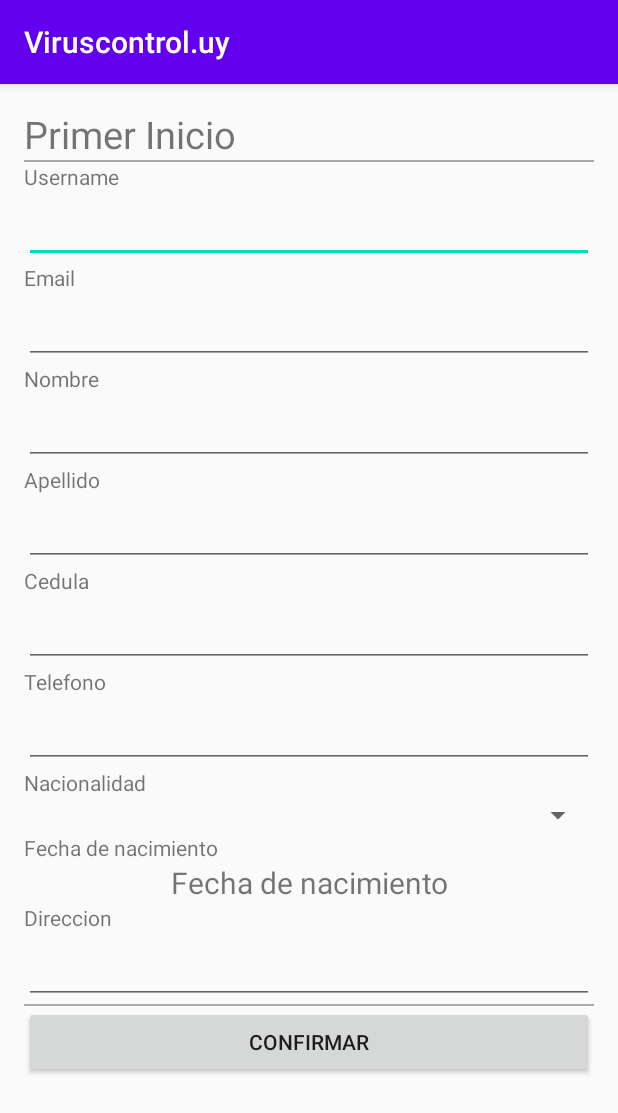
After one commit to nahuelbentos/viruscontrol-mobile, an Android app: the PrimerInicio screen opened directly, with no data from a screen before it, on a phone screen of 412 x 824 dp. The commit adds this screen. Shown: the top 1113 px of the screen. Run offline under Robolectric (Android 15) with nearby library versions, the phone set to English and light mode, and no system bars.

Commit message:
haciendo put validar datos

```diff
--- a/app/src/main/AndroidManifest.xml
+++ b/app/src/main/AndroidManifest.xml
@@ -11,6 +11,8 @@
         android:roundIcon="@mipmap/ic_launcher_round"
         android:supportsRtl="true"
         android:theme="@style/AppTheme">
+        <activity android:name=".ui.login.ui.primerinicio.PrimerInicio"></activity>
+
         <meta-data
             android:name="com.facebook.sdk.ApplicationId"
             android:value="@string/facebook_app_id" />
--- a/app/src/main/java/com/grupo14/viruscontrol/viruscontroluy/services/VirusControlService.java
+++ b/app/src/main/java/com/grupo14/viruscontrol/viruscontroluy/services/VirusControlService.java
@@ -1,7 +1,6 @@
 package com.grupo14.viruscontrol.viruscontroluy.services;
 
 import com.grupo14.viruscontrol.viruscontroluy.modelos.Sintoma;
-import com.grupo14.viruscontrol.viruscontroluy.modelos.Usuario;
 
 import java.util.List;
 
@@ -12,6 +11,7 @@ import retrofit2.http.FormUrlEncoded;
 import retrofit2.http.GET;
 import retrofit2.http.Header;
 import retrofit2.http.POST;
+import retrofit2.http.PUT;
 
 public interface VirusControlService {
 
@@ -25,4 +25,6 @@ public interface VirusControlService {
 //    @POST("ciudadano/visita/confirmar")
 //    Call<VisitaResponse> postSolicitarVisita(@Header("Authorization")String sessionToken, )
 
+    @PUT("/autenticacion/validar_datos")
+    Call<Usuario> putValidarDatos(@Body Usuario usuario);
 }
--- a/app/src/main/java/com/grupo14/viruscontrol/viruscontroluy/ui/login/LoginActivity.java
+++ b/app/src/main/java/com/grupo14/viruscontrol/viruscontroluy/ui/login/LoginActivity.java
@@ -44,13 +44,14 @@ import com.facebook.login.widget.LoginButton;
 import com.grupo14.viruscontrol.viruscontroluy.BuildConfig;
 import com.grupo14.viruscontrol.viruscontroluy.R;
 import com.grupo14.viruscontrol.viruscontroluy.modelos.Sintoma;
-import com.grupo14.viruscontrol.viruscontroluy.modelos.Usuario;
 import com.grupo14.viruscontrol.viruscontroluy.services.ApiAdapter;
 import com.grupo14.viruscontrol.viruscontroluy.services.LoginRequest;
 import com.grupo14.viruscontrol.viruscontroluy.services.LoginResponse;
+import com.grupo14.viruscontrol.viruscontroluy.services.Usuario;
 import com.grupo14.viruscontrol.viruscontroluy.services.VirusControlService;
 import com.grupo14.viruscontrol.viruscontroluy.ui.login.LoginViewModel;
 import com.grupo14.viruscontrol.viruscontroluy.ui.login.LoginViewModelFactory;
+import com.grupo14.viruscontrol.viruscontroluy.ui.login.ui.primerinicio.PrimerInicio;
 import com.grupo14.viruscontrol.viruscontroluy.utility.Utility;
 
 import org.json.JSONException;
@@ -154,6 +155,32 @@ public class LoginActivity extends AppCompatActivity {
                                             if (loginResponse != null) {
                                                 Utility.getInstance().setSessionToken(loginResponse.getSessionToken());
                                                 Utility.getInstance().setLoginResponse(loginResponse);
+
+                                                boolean primerIngreso = loginResponse.getUsuario().getPrimerIngreso();
+
+                                                Intent i;
+                                                if(primerIngreso){
+
+                                                    Log.v("PRIMERINGRESO = TRUE", "Usuario: " + loginResponse.getUsuario().getUsername());
+                                                    //Log.v("LoginResponse ::: Token ::: ", Utility.getInstance().getSessionToken());
+                                                    i = new Intent(LoginActivity.this, PrimerInicio.class);
+
+                                                    //Utility.getInstance().getLoginResponse().setUsuario(loggedUser);
+                                                    //pasar parametros al primer inicio activity
+                                                    i.putExtra("username", loginResponse.getUsuario().getUsername());
+                                                    //Log.v("LoginResponse ::: Token ::: ", Utility.getInstance().getSessionToken());.getUsername());
+                                                    i.putExtra("nombre", loginResponse.getUsuario().getNombre());
+                                                    i.putExtra("apellido", loginResponse.getUsuario().getApellido());
+                                                    i.putExtra("email", loginResponse.getUsuario().getCorreo());
+                                                    i.putExtra("token", Utility.getInstance().getSessionToken());
+                                                    startActivity(i);
+                                                }else{
+                                                    Log.v("PRIMERINGRESO = FLASE", "Usuario: " + loginResponse.getUsuario().getUsername());
+                                                    i = new Intent(LoginActivity.this, MenuUsuarioCiudadano.class);
+
+                                                    startActivity(i);
+                                                }
+
                                             }
 
                                         }
--- /dev/null
+++ b/app/src/main/java/com/grupo14/viruscontrol/viruscontroluy/ui/login/ui/primerinicio/PrimerInicio.java
@@ -0,0 +1,161 @@
+package com.grupo14.viruscontrol.viruscontroluy.ui.login.ui.primerinicio;
+
+import androidx.appcompat.app.AppCompatActivity;
+
+import android.app.DatePickerDialog;
+import android.content.Intent;
+import android.graphics.Color;
+import android.graphics.drawable.ColorDrawable;
+import android.os.Bundle;
+import android.util.Log;
+import android.view.Menu;
+import android.view.View;
+import android.widget.Button;
+import android.widget.CalendarView;
+import android.widget.DatePicker;
+import android.widget.EditText;
+import android.widget.Spinner;
+import android.widget.TextView;
+import android.widget.Toast;
+
+import com.grupo14.viruscontrol.viruscontroluy.R;
+import com.grupo14.viruscontrol.viruscontroluy.services.ApiAdapter;
+import com.grupo14.viruscontrol.viruscontroluy.services.LoginResponse;
+import com.grupo14.viruscontrol.viruscontroluy.services.Usuario;
+import com.grupo14.viruscontrol.viruscontroluy.ui.login.MenuUsuarioCiudadano;
+import com.grupo14.viruscontrol.viruscontroluy.utility.Utility;
+
+import java.util.Calendar;
+import java.util.Date;
+
+import retrofit2.Call;
+import retrofit2.Callback;
+import retrofit2.Response;
+
+public class PrimerInicio extends AppCompatActivity {
+
+    //elementos de pantalla
+    private Button btnConfirmar;
+    private TextView mDisplayDate;
+    private EditText etUser;
+    private EditText etEmail;
+    private EditText etNombre;
+    private EditText etApellido;
+    private EditText etCedula;
+    private EditText etTelefono;
+    private Spinner spNacionalidad;
+    private TextView etFechaNac;
+    private TextView etDireccion;
+
+    //selector de fecha
+    private DatePickerDialog.OnDateSetListener mDateSetListener;
+    private String cedula;
+    private String telefono;
+    private String nacionalidad;
+    private Object fechaNac;
+    private String direccion;
+    private Calendar cal;
+
+    @Override
+    protected void onCreate(Bundle savedInstanceState) {
+        super.onCreate(savedInstanceState);
+        setContentView(R.layout.activity_primer_inicio);
+
+        //Obtener elementos de pantalla de login
+        Bundle datosUsuario = this.getIntent().getExtras();
+
+        btnConfirmar = (Button) findViewById(R.id.btnConfirmarPirmerInicio);
+        etUser = (EditText) findViewById(R.id.etUsuarioPrimerInicio);
+        etEmail = (EditText) findViewById(R.id.etEmailPrimerInicio);
+        etNombre = (EditText) findViewById(R.id.etNombrePrimerInicio);
+        etApellido = (EditText) findViewById(R.id.etApellidoPrimerInicio);
+        etCedula = (EditText) findViewById(R.id.etCedulaPrimerInicio);
+        etTelefono = (EditText) findViewById(R.id.etTelefonoPrimerInicio);
+        spNacionalidad = (Spinner) findViewById(R.id.spinnerNacionalidadPrimerInicio);
+        etDireccion = (EditText) findViewById(R.id.etDireccionPrimerInicio);
+
+        if(datosUsuario !=null){
+            etUser.setText(datosUsuario.getString("username"));
+            etEmail.setText(datosUsuario.getString("email"));
+            etNombre.setText(datosUsuario.getString("nombre"));
+            etApellido.setText(datosUsuario.getString("apellido"));
+
+            Utility.getInstance().getLoginResponse().getUsuario().setCedula(etCedula.getText().toString());
+            Utility.getInstance().getLoginResponse().getUsuario().setNacionalidad("Uruguay");
+            Utility.getInstance().getLoginResponse().getUsuario().setFechaNacimiento(mDisplayDate.getText().toString());
+            Utility.getInstance().getLoginResponse().getUsuario().setDireccion(etDireccion.getText().toString());
+            Utility.getInstance().getLoginResponse().getUsuario().setSessionToken(datosUsuario.getString("token"));
+
+        }
+
+        //El siguietne TextView corresponde a la fecha de nacimiento
+        mDisplayDate = (TextView) findViewById(R.id.tvFechaNacimientoPrimerInicio);
+        mDisplayDate.setOnClickListener(new View.OnClickListener() {
+            @Override
+            public void onClick(View v) {
+                //obtengo la fecha
+                cal = Calendar.getInstance();
+                int year = cal.get(Calendar.YEAR);
+                int month = cal.get(Calendar.MONTH);
+                int day = cal.get(Calendar.DAY_OF_MONTH);
+
+                DatePickerDialog dialog = new DatePickerDialog(
+                        PrimerInicio.this,
+                        android.R.style.Theme_Holo_Light_Dialog_MinWidth,
+                        mDateSetListener,
+                        year,month,day
+                );
+                dialog.getWindow().setBackgroundDrawable(new ColorDrawable(Color.TRANSPARENT));
+                dialog.show();
+            }
+        });
+
+        mDateSetListener = new DatePickerDialog.OnDateSetListener() {
+            @Override
+            public void onDateSet(DatePicker view, int year, int month, int dayOfMonth) {
+                month += 1;
+                System.out.println("onDateSet:  mm/dd/yyy: " + month + "/" + dayOfMonth + "/" + year);
+
+                String date = dayOfMonth + "/" + month + "/" + year;
+                mDisplayDate.setText(date);
+            }
+        };
+
+        btnConfirmar.setOnClickListener(new View.OnClickListener() {
+            @Override
+            public void onClick(View v) {
+
+                //Log.v("Username primer inicio::: ", Utility.getInstance().getLoginResponse().getUsuario().getIdUsuario().toString());
+
+                Intent i = new Intent(PrimerInicio.this, MenuUsuarioCiudadano.class);
+                Log.v("Usuario primer inicio::: ", Utility.getInstance().getLoginResponse().getUsuario().getUsername());
+
+                startActivity(i);
+
+                //TODO aqui hacer el PUT con el usuario logueado
+//                Usuario usuario = new Usuario(
+//                        etApellido.getText(),
+//                        etEmail.getText(),
+//                        false,
+//                        etDireccion.getText(),
+//                        etFechaNac.getText(),
+//
+//                );
+
+                Call<Usuario> callBackendValidarDatos = ApiAdapter.getApiService().putValidarDatos(usuario);
+                callBackendValidarDatos.enqueue(new Callback<Usuario>() {
+                    @Override
+                    public void onResponse(Call<Usuario> call, Response<Usuario> response) {
+                        Toast.makeText(getApplicationContext(), "Code::: " + response.code(), Toast.LENGTH_SHORT).show();
+                        //Log.v("Code::: ", response.body().getNombre());
+                    }
+
+                    @Override
+                    public void onFailure(Call<Usuario> call, Throwable t) {
+
+                    }
+                });
+            }
+        });
+    }
+}
--- /dev/null
+++ b/app/src/main/res/layout/activity_primer_inicio.xml
@@ -0,0 +1,176 @@
+<?xml version="1.0" encoding="utf-8"?>
+<ScrollView xmlns:android="http://schemas.android.com/apk/res/android"
+    xmlns:app="http://schemas.android.com/apk/res-auto"
+    xmlns:tools="http://schemas.android.com/tools"
+    android:layout_width="match_parent"
+    android:layout_height="match_parent"
+    android:paddingLeft="@dimen/activity_horizontal_margin"
+    android:paddingTop="@dimen/activity_vertical_margin"
+    android:paddingRight="@dimen/activity_horizontal_margin"
+    android:paddingBottom="@dimen/activity_vertical_margin"
+    tools:context=".ui.login.ui.primerinicio.PrimerInicioSesion">
+
+    <LinearLayout
+        android:layout_width="match_parent"
+        android:layout_height="match_parent">
+
+        <RelativeLayout
+            android:layout_width="match_parent"
+            android:layout_height="match_parent">
+
+            <TextView
+                android:id="@+id/tvPrimerInicio"
+                android:layout_width="wrap_content"
+                android:layout_height="wrap_content"
+                android:text="@string/primer_inicio"
+                android:textSize="@dimen/tam_25"/>
+
+            <View
+                android:layout_width="match_parent"
+                android:layout_height="1dp"
+                android:background="@android:color/darker_gray"
+                android:layout_below="@+id/tvPrimerInicio"
+                android:id="@+id/hlSintomas1"/>
+            <TextView
+                android:id="@+id/labelUsuario"
+                android:layout_width="wrap_content"
+                android:layout_height="wrap_content"
+                android:labelFor="@+id/etUsuarioPrimerInicio"
+                android:text="@string/username"
+                android:layout_below="@+id/hlSintomas1"/>
+            <EditText
+                android:id="@+id/etUsuarioPrimerInicio"
+                android:layout_width="match_parent"
+                android:layout_height="wrap_content"
+                android:layout_below="@id/labelUsuario"
+                android:textSize="@dimen/tam_20"/>
+
+            <TextView
+                android:id="@+id/labelEmail"
+                android:layout_width="wrap_content"
+                android:layout_height="wrap_content"
+                android:labelFor="@+id/evEmailPrimerInicio"
+                android:text="@string/email"
+                android:layout_below="@+id/etUsuarioPrimerInicio"/>
+            <EditText
+                android:id="@+id/etEmailPrimerInicio"
+                android:layout_width="match_parent"
+                android:layout_height="wrap_content"
+                android:layout_below="@id/labelEmail"
+                android:textSize="@dimen/tam_20"/>
+
+            <TextView
+                android:id="@+id/labelNombre"
+                android:layout_width="wrap_content"
+                android:layout_height="wrap_content"
+                android:labelFor="@+id/etEmailPrimerInicio"
+                android:text="@string/nombre"
+                android:layout_below="@+id/etEmailPrimerInicio"/>
+            <EditText
+                android:id="@+id/etNombrePrimerInicio"
+                android:layout_width="match_parent"
+                android:layout_height="wrap_content"
+                android:layout_below="@id/labelNombre"
+                android:textSize="@dimen/tam_20"/>
+            <TextView
+                android:id="@+id/labelApellido"
+                android:layout_width="wrap_content"
+                android:layout_height="wrap_content"
+                android:labelFor="@+id/etApellidoPrimerInicio"
+                android:text="@string/apellido"
+                android:layout_below="@+id/etNombrePrimerInicio"/>
+            <EditText
+                android:id="@+id/etApellidoPrimerInicio"
+                android:layout_width="match_parent"
+                android:layout_height="wrap_content"
+                android:layout_below="@id/labelApellido"
+                android:textSize="@dimen/tam_20"/>
+
+            <TextView
+                android:id="@+id/labelCedula"
+                android:layout_width="wrap_content"
+                android:layout_height="wrap_content"
+                android:labelFor="@+id/evCedulaPrimerInicio"
+                android:text="@string/cedula"
+                android:layout_below="@+id/etApellidoPrimerInicio"/>
+            <EditText
+                android:id="@+id/etCedulaPrimerInicio"
+                android:layout_width="match_parent"
+                android:layout_height="wrap_content"
+                android:layout_below="@id/labelCedula"
+                android:textSize="@dimen/tam_20"/>
+
+            <TextView
+                android:id="@+id/labelTelefono"
+                android:layout_width="wrap_content"
+                android:layout_height="wrap_content"
+                android:labelFor="@+id/etTelefonoPrimerInicio"
+                android:text="@string/telefono"
+                android:layout_below="@+id/etCedulaPrimerInicio"/>
+            <EditText
+                android:id="@+id/etTelefonoPrimerInicio"
+                android:layout_width="match_parent"
+                android:layout_height="wrap_content"
+                android:layout_below="@id/labelTelefono"
+                android:textSize="@dimen/tam_20"/>
+
+            <TextView
+                android:id="@+id/labelNacionalidad"
+                android:layout_width="wrap_content"
+                android:layout_height="wrap_content"
+                android:labelFor="@+id/spinnerNacionalidadPrimerInicio"
+                android:text="@string/nacionalidad"
+                android:layout_below="@+id/etTelefonoPrimerInicio"/>
+            <Spinner
+                android:layout_width="match_parent"
+                android:layout_height="wrap_content"
+                android:layout_below="@+id/labelNacionalidad"
+                android:id="@+id/spinnerNacionalidadPrimerInicio"/>
+
+            <TextView
+                android:id="@+id/labelFechaNacimiento"
+                android:layout_width="wrap_content"
+                android:layout_height="wrap_content"
+                android:labelFor="@+id/tvFechaNacimientoPrimerInicio"
+                android:text="@string/fecha_nacimiento"
+                android:layout_below="@+id/spinnerNacionalidadPrimerInicio"/>
+            <TextView
+                android:layout_width="match_parent"
+                android:layout_height="wrap_content"
+                android:layout_below="@+id/labelFechaNacimiento"
+                android:id="@+id/tvFechaNacimientoPrimerInicio"
+                android:text="@string/fecha_nacimiento"
+                android:textSize="@dimen/tam_20"
+                android:textAlignment="center"/>
+
+            <TextView
+                android:id="@+id/labelDireccion"
+                android:layout_width="match_parent"
+                android:layout_height="wrap_content"
+                android:labelFor="@+id/etDireccionPrimerInicio"
+                android:text="@string/direccion"
+                android:layout_below="@+id/tvFechaNacimientoPrimerInicio"/>
+            <EditText
+                android:id="@+id/etDireccionPrimerInicio"
+                android:layout_width="match_parent"
+                android:layout_height="wrap_content"
+                android:layout_below="@id/labelDireccion"
+                android:textSize="@dimen/tam_20"/>
+            <View
+                android:layout_width="match_parent"
+                android:layout_height="1dp"
+                android:background="@android:color/darker_gray"
+                android:layout_below="@+id/etDireccionPrimerInicio"
+                android:id="@+id/hlSintomas2"/>
+            <Button
+                android:id="@+id/btnConfirmarPirmerInicio"
+                android:layout_width="match_parent"
+                android:layout_height="wrap_content"
+                android:layout_below="@+id/hlSintomas2"
+                android:text="@string/confirmar"/>
+        </RelativeLayout>
+
+    </LinearLayout>
+
+
+</ScrollView>
--- a/app/src/main/res/values/strings.xml
+++ b/app/src/main/res/values/strings.xml
@@ -43,5 +43,16 @@
     <string name="seleccione_sintomas">Seleccione los sintomas</string>
     <string name="agregar">Agregar</string>
     <string name="confirmar_sintomas_ingresados">Confirmar sintomas ingresados</string>
+    <string name="primer_inicio">Primer Inicio</string>
+    <string name="username">Username</string>
+    <string name="email">Email</string>
+    <string name="nombre">Nombre</string>
+    <string name="apellido">Apellido</string>
+    <string name="cedula">Cedula</string>
+    <string name="telefono">Telefono</string>
+    <string name="nacionalidad">Nacionalidad</string>
+    <string name="fecha_nacimiento">Fecha de nacimiento</string>
+    <string name="direccion">Direccion</string>
+    <string name="confirmar">Confirmar</string>
 
 </resources>
```
